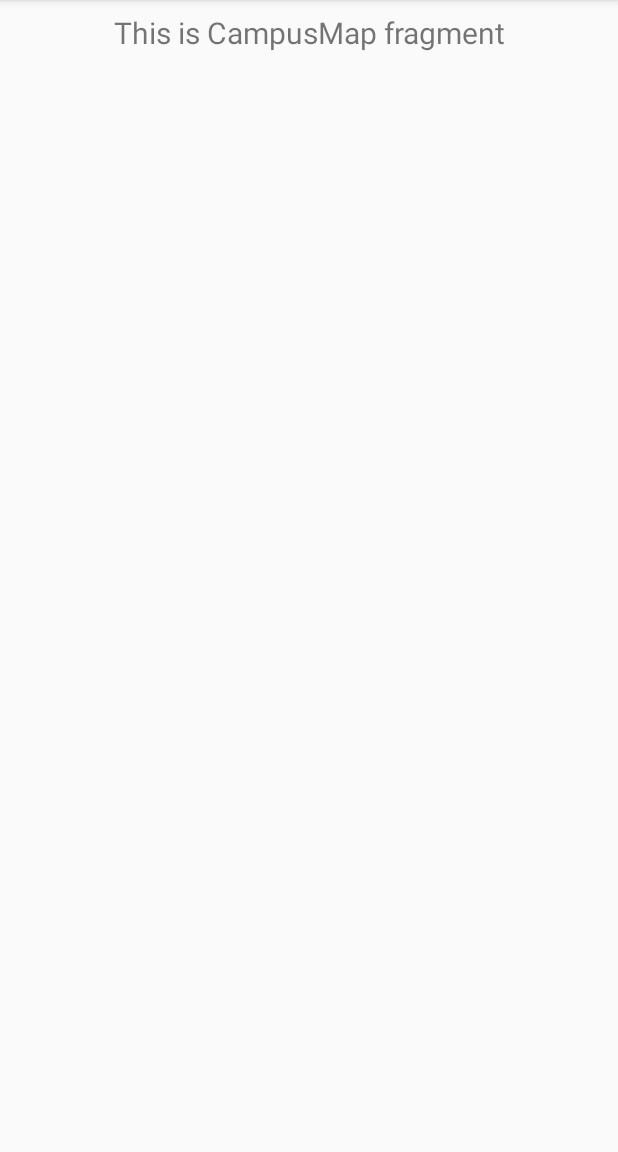
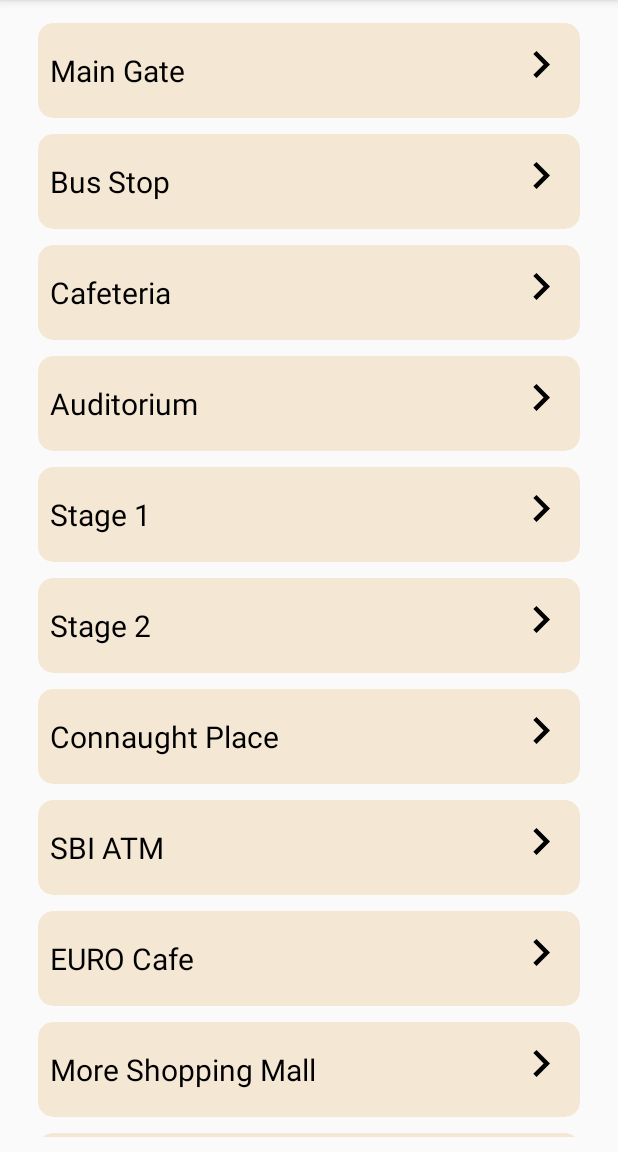
Before and after one commit to vineeth-vk11/ATMOS, an Android app: the fragment CampusMapFragment shown on its own in the app's theme, on a phone screen of 412 x 824 dp, the part 84-1236 px from its top. Run offline under Robolectric (Android 15) with nearby library versions, the phone set to English and light mode, and no system bars.

Commit message:
add reach us and campus map

```diff
--- a/app/src/main/java/com/example/atmos/ui/campusmap/CampusMapFragment.java
+++ b/app/src/main/java/com/example/atmos/ui/campusmap/CampusMapFragment.java
@@ -11,11 +11,14 @@ import androidx.annotation.NonNull;
 import androidx.fragment.app.Fragment;
 import androidx.lifecycle.Observer;
 import androidx.lifecycle.ViewModelProviders;
+import androidx.recyclerview.widget.LinearLayoutManager;
+import androidx.recyclerview.widget.RecyclerView;
 
 import com.example.atmos.R;
 
 public class CampusMapFragment extends Fragment {
 
+    private RecyclerView rv_map;
     private CampusMapViewModel campusMapViewModel;
 
     public View onCreateView(@NonNull LayoutInflater inflater,
@@ -23,13 +26,12 @@ public class CampusMapFragment extends Fragment {
         campusMapViewModel =
                 ViewModelProviders.of(this).get(CampusMapViewModel.class);
         View root = inflater.inflate(R.layout.fragment_campus_map, container, false);
-        final TextView textView = root.findViewById(R.id.text_home);
-        campusMapViewModel.getText().observe(this, new Observer<String>() {
-            @Override
-            public void onChanged(@Nullable String s) {
-                textView.setText(s);
-            }
-        });
+
+        rv_map = root.findViewById(R.id.rvCampusMap);
+        rv_map.setLayoutManager(new LinearLayoutManager(getActivity()));
+        MapAdapter adapter = new MapAdapter(getActivity());
+        rv_map.setAdapter(adapter);
+
         return root;
     }
 }
--- /dev/null
+++ b/app/src/main/java/com/example/atmos/ui/campusmap/MapAdapter.java
@@ -0,0 +1,185 @@
+package com.example.atmos.ui.campusmap;
+
+import android.content.Context;
+import android.content.Intent;
+import android.net.Uri;
+import android.util.Log;
+import android.view.LayoutInflater;
+import android.view.View;
+import android.view.ViewGroup;
+import android.widget.TextView;
+
+import androidx.annotation.NonNull;
+import androidx.recyclerview.widget.RecyclerView;
+
+import com.example.atmos.R;
+
+import static android.content.Intent.FLAG_ACTIVITY_NEW_TASK;
+
+public class MapAdapter extends RecyclerView.Adapter<MapAdapter.MyViewHolder> {
+
+    Context context;
+
+    String[] placeName = {
+
+            "Main Gate",
+
+            "Bus Stop",
+
+            "Cafeteria",
+
+            "Auditorium",
+
+            "Stage 1",
+
+            "Stage 2",
+
+            "Connaught Place",
+
+            "SBI ATM",
+
+            "EURO Cafe",
+
+            "More Shopping Mall",
+
+            "Mess1",
+
+            "Mess2",
+
+            "Rock Garden",
+
+            "F-Block",
+
+            "Student Activity Center",
+
+            "G-Block",
+
+            "B-Block",
+
+            "D-Block",
+
+            "Library"};
+
+    public static double[] latitudes = {
+
+            17.547152,
+
+            17.547400,
+
+            17.544982,
+
+            17.545510,
+
+            17.545019,
+
+            17.544013,
+
+            17.542024,
+
+            17.542241,
+
+            17.541928,
+
+            17.542021,
+
+            17.542428,
+
+            17.544771,
+
+            17.544141,
+
+            17.544772,
+
+            17.540799,
+
+            17.545665,
+
+            17.5453394,
+
+            17.5443279,
+
+            17.5456641};
+
+
+    public static double[] longitudes = {
+
+            78.572481,
+
+            78.572387,
+
+            78.570834,
+
+            78.570511,
+
+            78.571561,
+
+            78.573877,
+
+            78.575848,
+
+            78.575974,
+
+            78.575802,
+
+            78.576085,
+
+            78.574010,
+
+            78.575194,
+
+            78.572706,
+
+            78.571040,
+
+            78.575273,
+
+            78.571507,
+
+            78.5723279,
+
+            78.571846,
+
+            78.571647};
+
+    public class MyViewHolder extends RecyclerView.ViewHolder {
+        TextView textView;
+
+        public MyViewHolder(View itemView) {
+            super(itemView);
+            textView = itemView.findViewById(R.id.place_text);
+        }
+    }
+
+    public MapAdapter(Context context) {
+        this.context = context;
+    }
+
+    @NonNull
+    @Override
+    public MyViewHolder onCreateViewHolder(@NonNull ViewGroup parent, int viewType) {
+        LayoutInflater inflater = (LayoutInflater) context.getSystemService(Context.LAYOUT_INFLATER_SERVICE);
+        View view = inflater.inflate(R.layout.list_item_map, parent, false);
+        return new MyViewHolder(view);
+    }
+
+    @Override
+    public void onBindViewHolder(@NonNull MyViewHolder holder, final int position) {
+        holder.textView.setText(placeName[position]);
+
+        holder.itemView.setOnClickListener(new View.OnClickListener() {
+            @Override
+            public void onClick(View v) {
+                Intent intent = new Intent(Intent.ACTION_VIEW,
+                        Uri.parse("google.navigation:q=" + latitudes[position] + "," + longitudes[position]));
+                intent.addFlags(FLAG_ACTIVITY_NEW_TASK);
+                Log.e("", "Selected" + position);
+                context.getApplicationContext().startActivity(intent);
+            }
+        });
+    }
+
+    @Override
+    public int getItemCount() {
+        return placeName.length;
+    }
+}
--- a/app/src/main/java/com/example/atmos/ui/reachus/ReachUsFragment.java
+++ b/app/src/main/java/com/example/atmos/ui/reachus/ReachUsFragment.java
@@ -23,13 +23,7 @@ public class ReachUsFragment extends Fragment {
         reachUsViewModel =
                 ViewModelProviders.of(this).get(ReachUsViewModel.class);
         View root = inflater.inflate(R.layout.fragment_reach_us, container, false);
-        final TextView textView = root.findViewById(R.id.text_home);
-        reachUsViewModel.getText().observe(this, new Observer<String>() {
-            @Override
-            public void onChanged(@Nullable String s) {
-                textView.setText(s);
-            }
-        });
+
         return root;
     }
 }
--- /dev/null
+++ b/app/src/main/res/drawable/ic_keyboard_arrow_right.xml
@@ -0,0 +1,9 @@
+<vector xmlns:android="http://schemas.android.com/apk/res/android"
+        android:width="24dp"
+        android:height="24dp"
+        android:viewportWidth="24.0"
+        android:viewportHeight="24.0">
+    <path
+        android:fillColor="#FF000000"
+        android:pathData="M8.59,16.34l4.58,-4.59 -4.58,-4.59L10,5.75l6,6 -6,6z"/>
+</vector>
--- a/app/src/main/res/layout/fragment_campus_map.xml
+++ b/app/src/main/res/layout/fragment_campus_map.xml
@@ -1,19 +1,14 @@
 <?xml version="1.0" encoding="utf-8"?>
-<androidx.constraintlayout.widget.ConstraintLayout xmlns:android="http://schemas.android.com/apk/res/android"
+<RelativeLayout xmlns:android="http://schemas.android.com/apk/res/android"
     xmlns:app="http://schemas.android.com/apk/res-auto"
     android:layout_width="match_parent"
-    android:layout_height="match_parent">
+    android:layout_height="match_parent"
+    android:padding="10dp">
 
-    <TextView
-        android:id="@+id/text_home"
+    <androidx.recyclerview.widget.RecyclerView
+        android:id="@+id/rvCampusMap"
         android:layout_width="match_parent"
         android:layout_height="wrap_content"
-        android:layout_marginStart="8dp"
-        android:layout_marginTop="8dp"
-        android:layout_marginEnd="8dp"
-        android:textAlignment="center"
-        android:textSize="20sp"
-        app:layout_constraintEnd_toEndOf="parent"
-        app:layout_constraintStart_toStartOf="parent"
-        app:layout_constraintTop_toTopOf="parent" />
-</androidx.constraintlayout.widget.ConstraintLayout>
+        android:layout_alignParentLeft="true"
+        android:layout_alignParentTop="true"/>
+</RelativeLayout>
--- a/app/src/main/res/layout/fragment_reach_us.xml
+++ b/app/src/main/res/layout/fragment_reach_us.xml
@@ -1,19 +1,21 @@
 <?xml version="1.0" encoding="utf-8"?>
-<androidx.constraintlayout.widget.ConstraintLayout xmlns:android="http://schemas.android.com/apk/res/android"
+<RelativeLayout xmlns:android="http://schemas.android.com/apk/res/android"
     xmlns:app="http://schemas.android.com/apk/res-auto"
     android:layout_width="match_parent"
     android:layout_height="match_parent">
 
-    <TextView
-        android:id="@+id/text_home"
+    <ScrollView
         android:layout_width="match_parent"
         android:layout_height="wrap_content"
-        android:layout_marginStart="8dp"
-        android:layout_marginTop="8dp"
-        android:layout_marginEnd="8dp"
-        android:textAlignment="center"
-        android:textSize="20sp"
-        app:layout_constraintEnd_toEndOf="parent"
-        app:layout_constraintStart_toStartOf="parent"
-        app:layout_constraintTop_toTopOf="parent" />
-</androidx.constraintlayout.widget.ConstraintLayout>
+        android:layout_alignParentLeft="true"
+        android:layout_alignParentTop="true"
+        >
+    <TextView
+        android:layout_width="match_parent"
+        android:layout_height="wrap_content"
+        android:text="@string/reach_us_text"
+        android:padding="10dp"
+        android:textSize="17sp"
+        />
+    </ScrollView>
+</RelativeLayout>
--- /dev/null
+++ b/app/src/main/res/layout/list_item_map.xml
@@ -0,0 +1,59 @@
+<?xml version="1.0" encoding="utf-8"?>
+<FrameLayout xmlns:android="http://schemas.android.com/apk/res/android"
+    android:layout_width="match_parent"
+    android:layout_height="wrap_content"
+    xmlns:app="http://schemas.android.com/apk/res-auto"
+    xmlns:tools="http://schemas.android.com/tools">
+
+    <com.google.android.material.card.MaterialCardView
+        android:id="@+id/materialCardView"
+        android:layout_width="match_parent"
+        android:layout_height="wrap_content"
+        android:layout_marginStart="15dp"
+        android:layout_marginTop="5dp"
+        android:layout_marginEnd="15dp"
+        android:layout_marginBottom="5dp"
+        app:cardBackgroundColor="@color/backgroundDark"
+        app:cardElevation="0dp"
+        android:padding="10dp"
+        app:cardCornerRadius="10dp">
+
+        <RelativeLayout
+            android:layout_width="match_parent"
+            android:layout_height="wrap_content"
+            android:background="@android:color/transparent"
+            android:layout_marginTop="2dp"
+            android:layout_marginBottom="2dp">
+
+            <TextView
+                android:id="@+id/place_text"
+                android:layout_width="wrap_content"
+                android:layout_height="wrap_content"
+                android:layout_alignParentStart="true"
+                android:layout_marginStart="8dp"
+                android:layout_marginTop="16dp"
+                android:layout_marginEnd="16dp"
+                android:layout_marginBottom="16dp"
+                android:textColor="@color/textColor"
+                android:textSize="20sp"
+                tools:text="Acad Block" />
+
+
+            <ImageView
+                android:id="@+id/right_arrow"
+                android:layout_width="36dp"
+                android:layout_height="36dp"
+                android:layout_marginBottom="8dp"
+                android:layout_marginEnd="8dp"
+                android:layout_marginTop="8dp"
+                android:tint="@color/textColor"
+                android:background="@android:color/transparent"
+                android:src="@drawable/ic_keyboard_arrow_right"
+                android:layout_alignParentEnd="true" />
+
+
+        </RelativeLayout>
+
+    </com.google.android.material.card.MaterialCardView>
+
+</FrameLayout>
--- a/app/src/main/res/values/strings.xml
+++ b/app/src/main/res/values/strings.xml
@@ -25,4 +25,13 @@
 
     <!-- TODO: Remove or change this placeholder text -->
     <string name="hello_blank_fragment">Hello blank fragment</string>
+
+    <string name="reach_us_text">From Secunderabad Railway Station to BITS Pilani, Hyderabad Campus one has to travel 22 KM on Rajiv Rahadari/ Karim Nagar Highway, up to Dongala Mysamma Junction after Aalankrita Resorts in Thumkunta Village and then take a right turn towards Ghatkesar. After travelling 1.5 KMs on this road, there is again a diversion to the right leading to the Campus. BITS sign boards indicating the directions are available on the way.
+\nThere is a direct Bus No. 212 from Secunderabad Railway Station (Gurudwara Point) to BITS Pilani Hyderabad Campus Main Gate.
+\nAPSRTC City Bus Timings : Bus No.212
+\nFrom Secunderabad Railway Station (Gurudwara Point) to BITS Main Gate:
+\n07:50, 8:20, 8:50, 09:50, 11:00, 12:00, 13:00, 14:10, 15:05, 16:05, 17:20, 18:15, 19:15, 20:15, 21:15.
+\nFrom BITS Main Gate to Secunderabad Railway Station :
+\n06:55, 07:55, 08:50, 09:20, 09:50, 11:00, 12:00, 13:00, 14:00, 15:05, 16:05, 18:15, 19:15, 20:15
+\nBesides that, there are City Buses having numbers 211S, 211A, 211C, 211D, 211E, 211J, 211K, 211T, 211U, 567, 568, 569 which ply from Secunderabad Railway Station to various destinations on the Campus side. Further, there are many APSRTC buses from Secunderabad and Jubilee bus stand to Karim Nagar, Siddhipet, Ramagundam, Gajwel, Cheriyal etc. People can board any of these buses, get down either at Thumkunta or Dongala Mysamma junction which is 1KM away and take an auto to the campus.</string>
 </resources>
```
